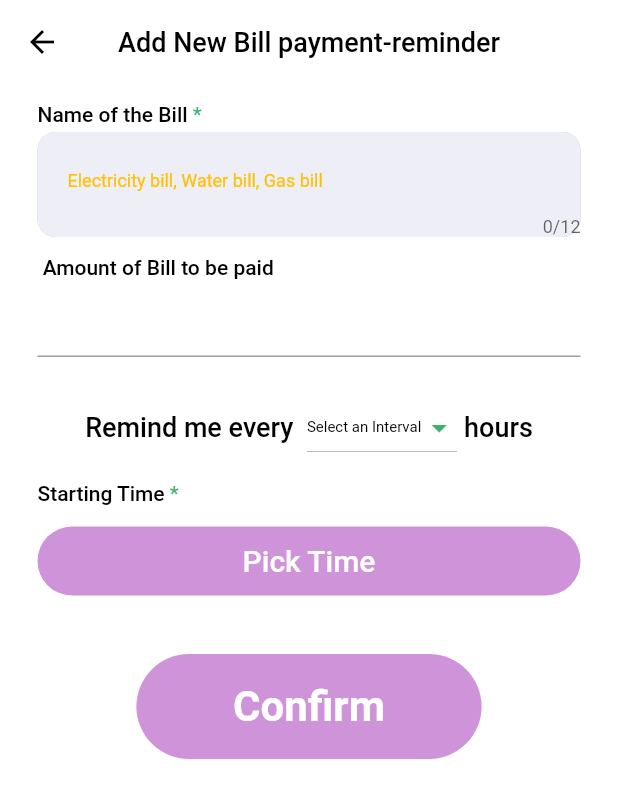
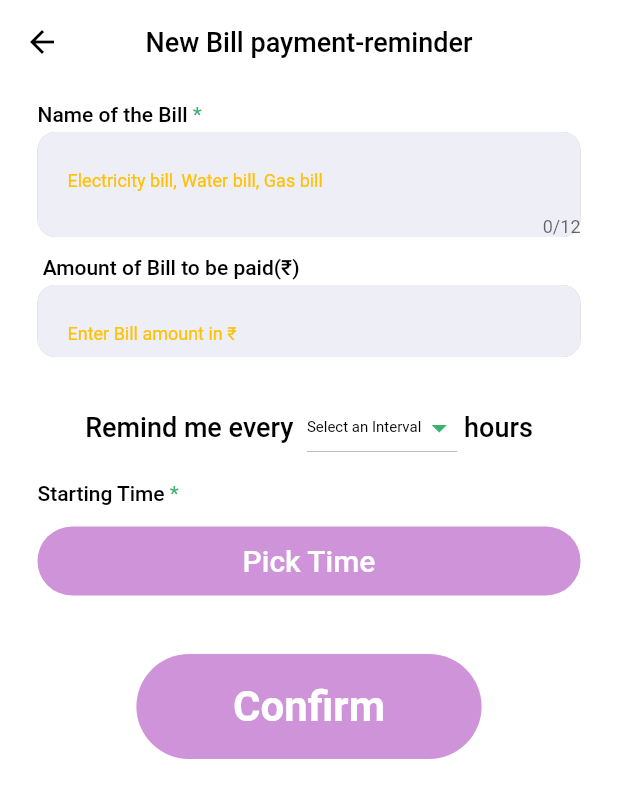
Before and after one commit to eleCtrik18/Money_Box, a Flutter app: the NewEntry screen opened directly, on a phone screen of 412 x 824 dp. Shown: the top 798 px of the screen. Run offline on Flutter 3.47's test engine with Material 2 defaults, Android fonts, the phone set to English and light mode, and no system bars; our stand-ins replace flare_flutter, flutter_local_notifications, rxdart, shared_preferences, velocity_x; missing offline and left inert: web3dart; accounts and stored records are empty; statements that could not run were skipped.

Commit message:
Final Commit

```diff
--- a/lib/components/wrapper.dart
+++ b/lib/components/wrapper.dart
@@ -13,6 +13,7 @@ class InputWrapper extends StatelessWidget {
     if (firstController.text.isNotEmpty && lastController.text.isNotEmpty) {
       SharedPreferences prefs = await SharedPreferences.getInstance();
       prefs.setString("firstname", firstController.text);
+      prefs.setString("lastname", lastController.text);
       Navigator.of(context).pushAndRemoveUntil(
           MaterialPageRoute(builder: (context) => HomePage()),
           (Route<dynamic> route) => false);
--- a/lib/homepage.dart
+++ b/lib/homepage.dart
@@ -20,10 +20,10 @@ class _HomePageState extends State<HomePage> {
   void initState() {
     // TODO: implement initState
 
-    fetchToken();
+    fetchname();
   }
 
-  void fetchToken() async {
+  void fetchname() async {
     SharedPreferences pref = await SharedPreferences.getInstance();
     var x = pref.getString("firstname").toString();
     setState(() {
--- a/lib/main.dart
+++ b/lib/main.dart
@@ -1,4 +1,6 @@
 //@dart = 2.9
+
+// ignore_for_file: prefer_const_constructors
 
 import 'package:flutter/material.dart';
 import 'package:flutter/services.dart';
@@ -6,6 +8,7 @@ import 'package:money_box/homepage.dart';
 import 'package:money_box/initial_screen.dart';
 import 'package:money_box/mediminder/src/global_bloc.dart';
 import 'package:provider/provider.dart';
+import 'package:shared_preferences/shared_preferences.dart';
 
 import 'mediminder/src/ui/homepage/homepage.dart';
 
@@ -24,10 +27,24 @@ class MedicineReminder extends StatefulWidget {
 
 class _MedicineReminderState extends State<MedicineReminder> {
   GlobalBloc globalBloc;
+  var first = '';
+  var last = '';
 
+  void fetchdetails() async {
+    SharedPreferences pref = await SharedPreferences.getInstance();
+    var x = pref.getString("firstname").toString();
+    var y = pref.getString("lastname").toString();
+    setState(() {
+      first = x;
+      last = y;
+    });
+  }
+
+  @override
   void initState() {
     globalBloc = GlobalBloc();
     super.initState();
+    fetchdetails();
   }
 
   @override
--- a/lib/mediminder/src/ui/new_entry/new_entry.dart
+++ b/lib/mediminder/src/ui/new_entry/new_entry.dart
@@ -63,7 +63,7 @@ class _NewEntryState extends State<NewEntry> {
         ),
         centerTitle: true,
         title: Text(
-          "Add New Bill payment-reminder",
+          "New Bill payment-reminder",
           style: TextStyle(
             color: Colors.black,
             fontSize: 18,
@@ -108,10 +108,20 @@ class _NewEntryState extends State<NewEntry> {
               ),
             ),
             PanelTitle(
-              title: " Amount of Bill to be paid",
+              title: " Amount of Bill to be paid(₹)",
               isRequired: false,
             ),
-            TextFormField(
+            Container(
+              decoration: BoxDecoration(
+                  color: Color(0xffedeef6),
+                  borderRadius: BorderRadius.circular(12),
+                  boxShadow: [
+                    BoxShadow(
+                        color: Colors.black26,
+                        blurRadius: 0,
+                        offset: Offset(0, 0))
+                  ]),
+              child: TextFormField(
                 controller: dosageController,
                 keyboardType: TextInputType.number,
                 style: TextStyle(
@@ -119,7 +129,11 @@ class _NewEntryState extends State<NewEntry> {
                 ),
                 textCapitalization: TextCapitalization.words,
                 decoration: InputDecoration(
-                border: UnderlineInputBorder(),
+                    border: InputBorder.none,
+                    contentPadding:
+                        EdgeInsets.only(top: 20, left: 20, bottom: 5),
+                    hintText: 'Enter Bill amount in ₹',
+                    hintStyle: TextStyle(color: Colors.amber, fontSize: 12)),
               ),
             ),
             SizedBox(
@@ -306,7 +320,6 @@ class _NewEntryState extends State<NewEntry> {
     var androidPlatformChannelSpecifics = AndroidNotificationDetails(
       'repeatDailyAtTime channel id',
       'repeatDailyAtTime channel name',
-      'repeatDailyAtTime description',
       importance: Importance.max,
       ledColor: Color(0xFF3EB16F),
       ledOffMs: 1000,
@@ -326,9 +339,9 @@ class _NewEntryState extends State<NewEntry> {
       }
       await flutterLocalNotificationsPlugin.showDailyAtTime(
           int.parse(medicine.notificationIDs[i]),
-          'Mediminder: ${medicine.medicineName}',
+          'Payment-Reminder: ${medicine.medicineName}',
           medicine.medicineType.toString() != MedicineType.None.toString()
-              ? 'It is time to pay your ${nameController}, bill according to schedule, pay your bills on time to avoid late fees'
+              ? 'It is time to pay your ${nameController.text}, according to schedule, pay your bills on time to avoid late fees'
               : 'It is time to pay your bill, according to schedule',
           Time(hour, minute, 0),
           platformChannelSpecifics);
--- a/pubspec.yaml
+++ b/pubspec.yaml
@@ -33,7 +33,7 @@ dependencies:
   velocity_x: ^3.3.0
   http: ^0.13.3
   intl: ^0.17.0
-  flutter_local_notifications: ^3.0.1+2
+  flutter_local_notifications: ^9.1.5
   animated_text_kit: ^2.5.3
   animated_widgets: ^1.0.6
   provider: ^6.0.1
```
Also changed, not shown: lib/credit_card/card.dart (+24 -4 lines), lib/mediminder/src/ui/homepage/homepage.dart (+0 -49 lines), pubspec.lock. Lines whose indentation alone changed are shown as unchanged.
